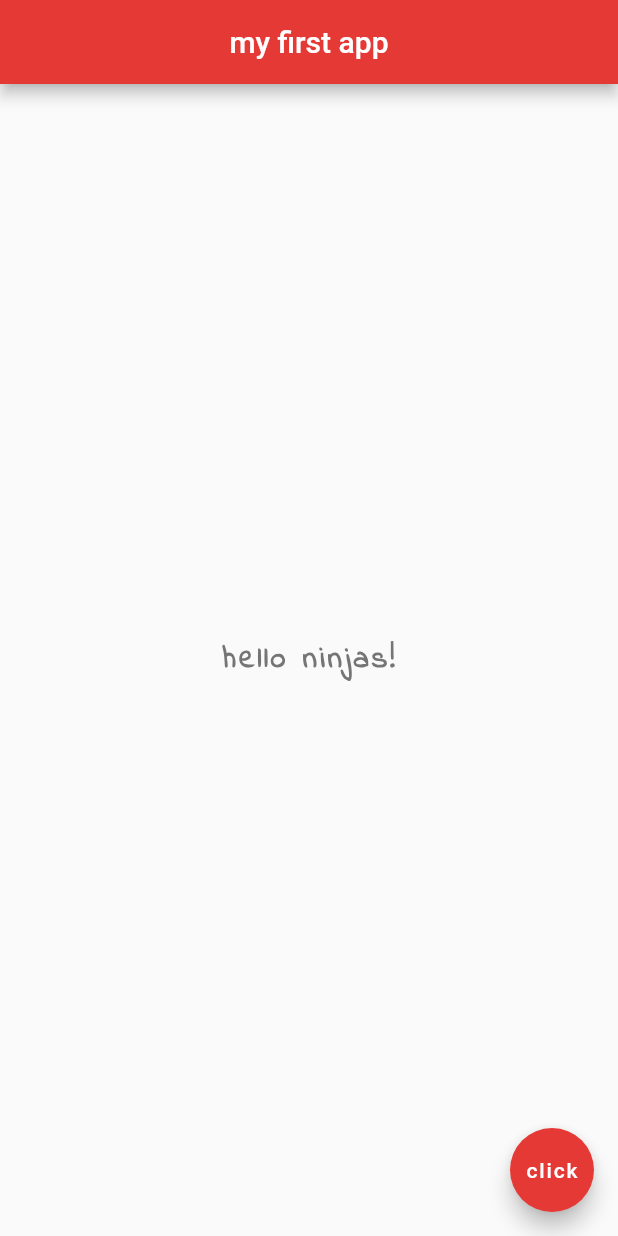
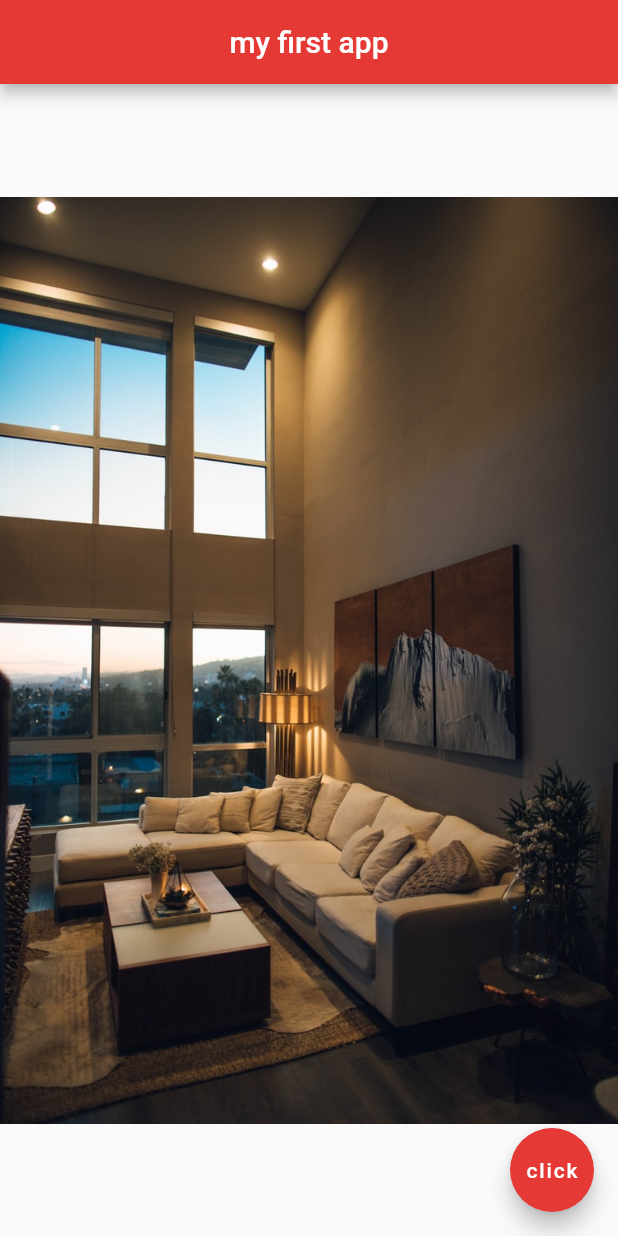
Before and after one commit to honmetha/flutter_tutorial, a Flutter app: the screen it shows after launch, on a phone screen of 412 x 824 dp. Run offline on Flutter 3.47's test engine with Material 2 defaults, Android fonts, the phone set to English and light mode, and no system bars.

Commit message:
[Added] 8 - Images & Assets

```diff
--- a/lib/main.dart
+++ b/lib/main.dart
@@ -16,16 +16,7 @@ class Home extends StatelessWidget {
         backgroundColor: Colors.red[600],
       ),
       body: Center(
-        child: Text(
-          'hello ninjas!',
-          style: TextStyle(
-            fontSize: 20,
-            fontWeight: FontWeight.bold,
-            letterSpacing: 2.0,
-            color: Colors.grey[600],
-            fontFamily: 'IndieFlower'
-          )
-        ),
+        child: Image.asset('assets/home-2.jpeg')
       ),
       floatingActionButton: FloatingActionButton(
         onPressed: null,
--- a/pubspec.yaml
+++ b/pubspec.yaml
@@ -56,9 +56,8 @@ flutter:
   uses-material-design: true
 
   # To add assets to your application, add an assets section, like this:
-  # assets:
-  #   - images/a_dot_burr.jpeg
-  #   - images/a_dot_ham.jpeg
+  assets:
+    - assets/
 
   # An image asset can refer to one or more resolution-specific "variants", see
   # https://flutter.dev/assets-and-images/#resolution-aware.
```
Also changed, not shown: assets/home-1.jpeg (added), assets/home-2.jpeg (added), assets/home-3.jpeg (added).
